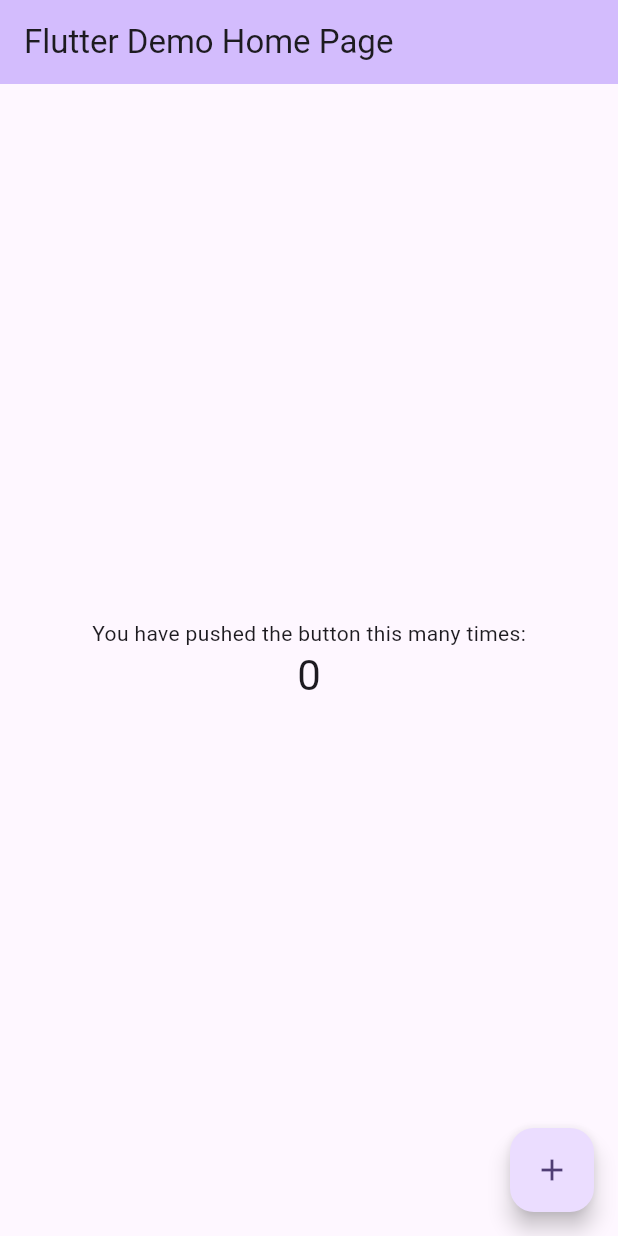
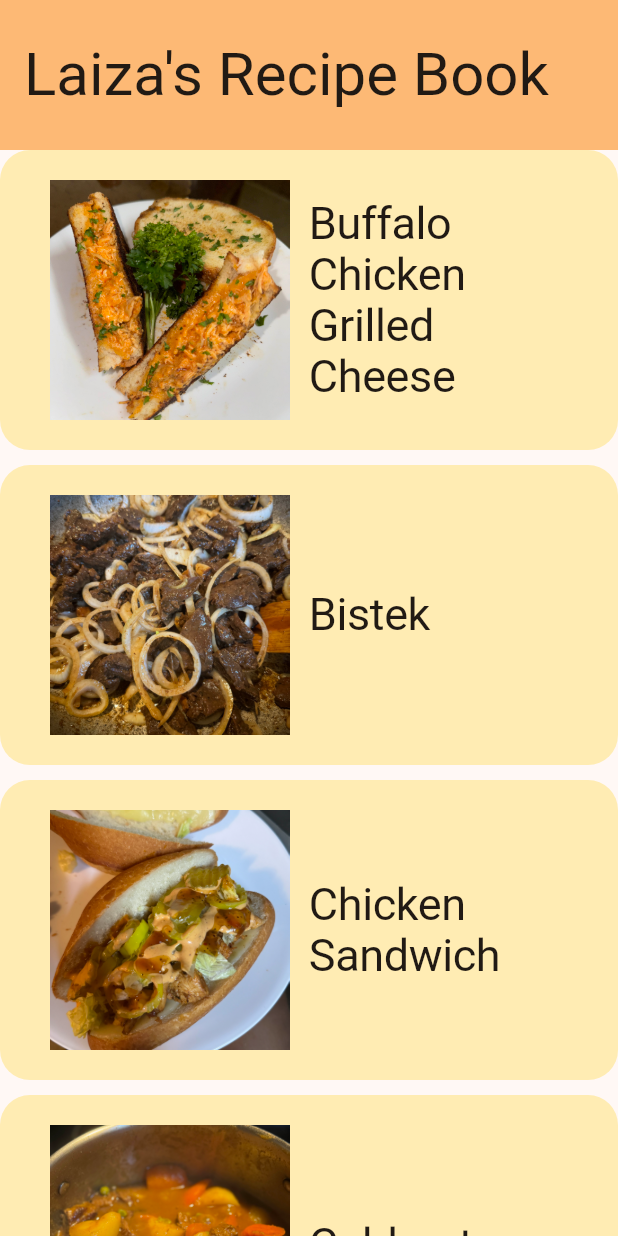
Before and after one commit to llaiza12/recipebookapp, a Flutter app: the screen it shows after launch, on a phone screen of 412 x 824 dp. Run offline on Flutter 3.47's test engine with Material 3 defaults, Android fonts, the light colour scheme and no system bars; our stand-ins replace google_fonts; Roboto replaces fonts that are missing (Afacad).

Commit message:
Added recipe list with images and titles

```diff
--- a/lib/main.dart
+++ b/lib/main.dart
@@ -1,4 +1,5 @@
 import 'package:flutter/material.dart';
+import 'package:google_fonts/google_fonts.dart';
 
 void main() {
   runApp(const MyApp());
@@ -7,47 +8,26 @@
 class MyApp extends StatelessWidget {
   const MyApp({super.key});
 
-  // This widget is the root of your application.
   @override
   Widget build(BuildContext context) {
     return MaterialApp(
-      title: 'Flutter Demo',
+      title: "Laiza's Recipe Book",
       theme: ThemeData(
-        // This is the theme of your application.
-        //
-        // TRY THIS: Try running your application with "flutter run". You'll see
-        // the application has a purple toolbar. Then, without quitting the app,
-        // try changing the seedColor in the colorScheme below to Colors.green
-        // and then invoke "hot reload" (save your changes or press the "hot
-        // reload" button in a Flutter-supported IDE, or press "r" if you used
-        // the command line to start the app).
-        //
-        // Notice that the counter didn't reset back to zero; the application
-        // state is not lost during the reload. To reset the state, use hot
-        // restart instead.
-        //
-        // This works for code too, not just values: Most code changes can be
-        // tested with just a hot reload.
-        colorScheme: ColorScheme.fromSeed(seedColor: Colors.deepPurple),
+        colorScheme: ColorScheme.fromSeed(seedColor: Colors.orange),
         useMaterial3: true,
+
+        // Define the default text styling
+        textTheme: TextTheme(
+          displayLarge: GoogleFonts.afacad(fontSize: 30),
+        ),
       ),
-      home: const MyHomePage(title: 'Flutter Demo Home Page'),
+      home: const MyHomePage(title: "Laiza's Recipe Book"),
     );
   }
 }
 
 class MyHomePage extends StatefulWidget {
   const MyHomePage({super.key, required this.title});
-
-  // This widget is the home page of your application. It is stateful, meaning
-  // that it has a State object (defined below) that contains fields that affect
-  // how it looks.
-
-  // This class is the configuration for the state. It holds the values (in this
-  // case the title) provided by the parent (in this case the App widget) and
-  // used by the build method of the State. Fields in a Widget subclass are
-  // always marked "final".
-
   final String title;
 
   @override
@@ -55,71 +35,197 @@
 }
 
 class _MyHomePageState extends State<MyHomePage> {
-  int _counter = 0;
-
-  void _incrementCounter() {
-    setState(() {
-      // This call to setState tells the Flutter framework that something has
-      // changed in this State, which causes it to rerun the build method below
-      // so that the display can reflect the updated values. If we changed
-      // _counter without calling setState(), then the build method would not be
-      // called again, and so nothing would appear to happen.
-      _counter++;
-    });
-  }
-
   @override
   Widget build(BuildContext context) {
-    // This method is rerun every time setState is called, for instance as done
-    // by the _incrementCounter method above.
-    //
-    // The Flutter framework has been optimized to make rerunning build methods
-    // fast, so that you can just rebuild anything that needs updating rather
-    // than having to individually change instances of widgets.
     return Scaffold(
       appBar: AppBar(
-        // TRY THIS: Try changing the color here to a specific color (to
-        // Colors.amber, perhaps?) and trigger a hot reload to see the AppBar
-        // change color while the other colors stay the same.
+        toolbarHeight: 100,
         backgroundColor: Theme.of(context).colorScheme.inversePrimary,
-        // Here we take the value from the MyHomePage object that was created by
-        // the App.build method, and use it to set our appbar title.
-        title: Text(widget.title),
+        title: Text(widget.title,
+            style: GoogleFonts.afacad(
+              fontSize: 40,
+            )),
       ),
       body: Center(
-        // Center is a layout widget. It takes a single child and positions it
-        // in the middle of the parent.
-        child: Column(
-          // Column is also a layout widget. It takes a list of children and
-          // arranges them vertically. By default, it sizes itself to fit its
-          // children horizontally, and tries to be as tall as its parent.
-          //
-          // Column has various properties to control how it sizes itself and
-          // how it positions its children. Here we use mainAxisAlignment to
-          // center the children vertically; the main axis here is the vertical
-          // axis because Columns are vertical (the cross axis would be
-          // horizontal).
-          //
-          // TRY THIS: Invoke "debug painting" (choose the "Toggle Debug Paint"
-          // action in the IDE, or press "p" in the console), to see the
-          // wireframe for each widget.
-          mainAxisAlignment: MainAxisAlignment.center,
-          children: <Widget>[
-            const Text(
-              'You have pushed the button this many times:',
+        child: ListView(scrollDirection: Axis.vertical, children: [
+          // Grilled Cheese
+          Container(
+            height: 200,
+            decoration: BoxDecoration(
+              color: Colors.amber[100],
+              borderRadius: BorderRadius.circular(20.0),
             ),
-            Text(
-              '$_counter',
-              style: Theme.of(context).textTheme.headlineMedium,
+            child: Padding(
+              padding: EdgeInsets.all(20.0),
+              child: Row(
+                mainAxisAlignment: MainAxisAlignment.spaceBetween,
+                children: [
+                  Expanded(
+                    child: Image.asset('assets/GrilledCheese.jpg',
+                        height: 200, width: 200),
+                  ),
+                  Expanded(
+                    child: Text("Buffalo Chicken Grilled Cheese",
+                        style: Theme.of(context).textTheme.displayLarge),
+                  ),
+                ],
+              ),
             ),
-          ],
-        ),
+          ),
+
+          // Separater
+          SizedBox(height: 10),
+
+          // Bistek Container
+          Container(
+            height: 200,
+            decoration: BoxDecoration(
+                color: Colors.amber[100],
+                borderRadius: BorderRadius.circular(20.0)),
+            child: Padding(
+              padding: EdgeInsets.all(20.0),
+              child: Row(
+                mainAxisAlignment: MainAxisAlignment.spaceBetween,
+                children: [
+                  Expanded(
+                    child: Image.asset('assets/Bistek2.jpg',
+                        height: 200, width: 200),
+                  ),
+                  Expanded(
+                    child: Text("Bistek",
+                        style: Theme.of(context).textTheme.displayLarge),
+                  ),
+                ],
+              ),
+            ),
+          ),
+
+          SizedBox(height: 10),
+
+          Container(
+            height: 200,
+            decoration: BoxDecoration(
+                color: Colors.amber[100],
+                borderRadius: BorderRadius.circular(20.0)),
+            child: Padding(
+              padding: EdgeInsets.all(20.0),
+              child: Row(
+                mainAxisAlignment: MainAxisAlignment.spaceBetween,
+                children: [
+                  Expanded(
+                    child: Image.asset('assets/ChickenSandwich.jpg',
+                        height: 200, width: 200),
+                  ),
+                  Expanded(
+                    child: Text("Chicken Sandwich",
+                        style: Theme.of(context).textTheme.displayLarge),
+                  ),
+                ],
+              ),
+            ),
+          ),
+
+          SizedBox(height: 10),
+
+          Container(
+            height: 200,
+            decoration: BoxDecoration(
+                color: Colors.amber[100],
+                borderRadius: BorderRadius.circular(20.0)),
+            child: Padding(
+              padding: EdgeInsets.all(20.0),
+              child: Row(
+                mainAxisAlignment: MainAxisAlignment.spaceBetween,
+                children: [
+                  Expanded(
+                    child: Image.asset('assets/Caldereta.jpg',
+                        height: 200, width: 200),
+                  ),
+                  Expanded(
+                    child: Text("Caldereta",
+                        style: Theme.of(context).textTheme.displayLarge),
+                  ),
+                ],
+              ),
+            ),
+          ),
+
+          SizedBox(height: 10),
+
+          Container(
+            height: 200,
+            decoration: BoxDecoration(
+                color: Colors.amber[100],
+                borderRadius: BorderRadius.circular(20.0)),
+            child: Padding(
+              padding: EdgeInsets.all(20.0),
+              child: Row(
+                mainAxisAlignment: MainAxisAlignment.spaceBetween,
+                children: [
+                  Expanded(
+                    child: Image.asset('assets/Giniling.jpg',
+                        height: 200, width: 200),
+                  ),
+                  Expanded(
+                    child: Text("Giniling",
+                        style: Theme.of(context).textTheme.displayLarge),
+                  ),
+                ],
+              ),
+            ),
+          ),
+
+          SizedBox(height: 10),
+
+          Container(
+            height: 200,
+            decoration: BoxDecoration(
+                color: Colors.amber[100],
+                borderRadius: BorderRadius.circular(20.0)),
+            child: Padding(
+              padding: EdgeInsets.all(20.0),
+              child: Row(
+                mainAxisAlignment: MainAxisAlignment.spaceBetween,
+                children: [
+                  Expanded(
+                    child: Image.asset('assets/HoneyTenders.jpg',
+                        height: 200, width: 200),
+                  ),
+                  Expanded(
+                    child: Text("Hot Honey Tenders w/ Mac & Cheese",
+                        style: Theme.of(context).textTheme.displayLarge),
+                  ),
+                ],
+              ),
+            ),
+          ),
+
+          SizedBox(height: 10),
+
+          Container(
+            height: 200,
+            decoration: BoxDecoration(
+                color: Colors.amber[100],
+                borderRadius: BorderRadius.circular(20.0)),
+            child: Padding(
+              padding: EdgeInsets.all(20.0),
+              child: Row(
+                mainAxisAlignment: MainAxisAlignment.spaceBetween,
+                children: [
+                  Expanded(
+                    child:
+                        Image.asset('assets/Taco.jpg', height: 200, width: 200),
+                  ),
+                  Expanded(
+                    child: Text("Tacos",
+                        style: Theme.of(context).textTheme.displayLarge),
+                  ),
+                ],
+              ),
+            ),
+          ),
+        ]),
       ),
-      floatingActionButton: FloatingActionButton(
-        onPressed: _incrementCounter,
-        tooltip: 'Increment',
-        child: const Icon(Icons.add),
-      ), // This trailing comma makes auto-formatting nicer for build methods.
     );
   }
 }
--- a/pubspec.yaml
+++ b/pubspec.yaml
@@ -34,6 +34,7 @@ dependencies:
   # The following adds the Cupertino Icons font to your application.
   # Use with the CupertinoIcons class for iOS style icons.
   cupertino_icons: ^1.0.8
+  google_fonts: ^6.2.1
 
 dev_dependencies:
   flutter_test:
@@ -61,6 +62,8 @@ flutter:
   # assets:
   #   - images/a_dot_burr.jpeg
   #   - images/a_dot_ham.jpeg
+  assets:
+    - assets/
 
   # An image asset can refer to one or more resolution-specific "variants", see
   # https://flutter.dev/to/resolution-aware-images
```
Also changed, not shown: assets/Bistek.jpg (added), assets/Bistek2.jpg (added), assets/Caldereta.jpg (added), assets/ChickenSandwich.jpg (added), assets/Giniling.jpg (added), assets/GrilledCheese.jpg (added), assets/HoneyTenders.jpg (added), assets/MacnCheese.jpg (added), assets/Taco.jpg (added), assets/Taco2.jpg (added), pubspec.lock, 2 other files.
